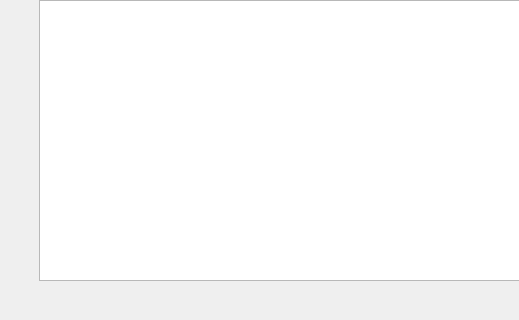
Above: SpineToAttachUI/dialogtable.ui from ysw502320030/ui_demo before the change; both pictures show x 0 to 519 and y 0 to 320 of the 930 by 580 pixel window. Below: the same form after it.
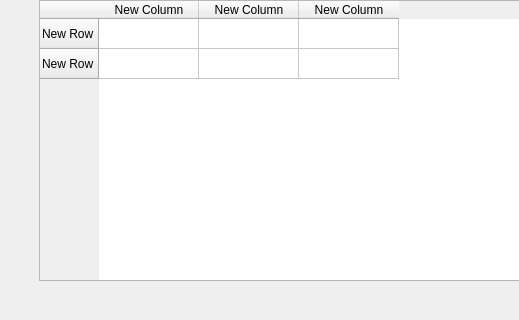
That is the form after the change.

What changed in the file:
```diff
--- a/SpineToAttachUI/dialogtable.ui
+++ b/SpineToAttachUI/dialogtable.ui
@@ -40,6 +40,31 @@
      <height>281</height>
     </size>
    </property>
+   <row>
+    <property name="text">
+     <string>New Row</string>
+    </property>
+   </row>
+   <row>
+    <property name="text">
+     <string>New Row</string>
+    </property>
+   </row>
+   <column>
+    <property name="text">
+     <string>New Column</string>
+    </property>
+   </column>
+   <column>
+    <property name="text">
+     <string>New Column</string>
+    </property>
+   </column>
+   <column>
+    <property name="text">
+     <string>New Column</string>
+    </property>
+   </column>
   </widget>
   <widget class="QLineEdit" name="lineEdit">
    <property name="geometry">
```
